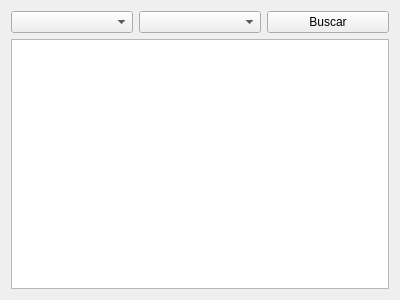
The window that ui_src/Asociacion/apriori.ui (elagabalus01/myner) describes before a commit, drawn with Qt 5.
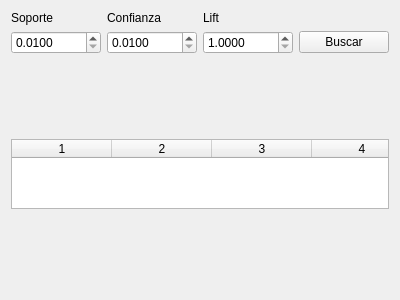
The same window after the commit.

Commit message: Corregido el apriori

Patch:
```diff
--- a/ui_src/Asociacion/apriori.ui
+++ b/ui_src/Asociacion/apriori.ui
@@ -14,21 +14,152 @@
    <string>Form</string>
   </property>
   <layout class="QGridLayout" name="gridLayout">
-   <item row="0" column="2">
-    <widget class="QPushButton" name="btn_gen_rules">
+   <item row="1" column="3">
+    <widget class="QPushButton" name="btn_gen_reglas">
      <property name="text">
       <string>Buscar</string>
      </property>
     </widget>
    </item>
+   <item row="0" column="2">
+    <widget class="QLabel" name="label">
+     <property name="sizePolicy">
+      <sizepolicy hsizetype="Preferred" vsizetype="Fixed">
+       <horstretch>0</horstretch>
+       <verstretch>0</verstretch>
+      </sizepolicy>
+     </property>
+     <property name="text">
+      <string>Lift</string>
+     </property>
+    </widget>
+   </item>
+   <item row="1" column="0">
+    <widget class="QDoubleSpinBox" name="soporte_in">
+     <property name="decimals">
+      <number>4</number>
+     </property>
+     <property name="minimum">
+      <double>0.010000000000000</double>
+     </property>
+     <property name="maximum">
+      <double>1.000000000000000</double>
+     </property>
+     <property name="singleStep">
+      <double>0.100000000000000</double>
+     </property>
+    </widget>
+   </item>
+   <item row="2" column="0" colspan="4" alignment="Qt::AlignHCenter|Qt::AlignVCenter">
+    <widget class="QTableWidget" name="rule_table">
+     <property name="verticalScrollBarPolicy">
+      <enum>Qt::ScrollBarAsNeeded</enum>
+     </property>
+     <property name="horizontalScrollBarPolicy">
+      <enum>Qt::ScrollBarAlwaysOff</enum>
+     </property>
+     <property name="sizeAdjustPolicy">
+      <enum>QAbstractScrollArea::AdjustToContents</enum>
+     </property>
+     <property name="editTriggers">
+      <set>QAbstractItemView::NoEditTriggers</set>
+     </property>
+     <property name="tabKeyNavigation">
+      <bool>false</bool>
+     </property>
+     <property name="showDropIndicator" stdset="0">
+      <bool>false</bool>
+     </property>
+     <property name="dragEnabled">
+      <bool>false</bool>
+     </property>
+     <property name="dragDropOverwriteMode">
+      <bool>false</bool>
+     </property>
+     <property name="alternatingRowColors">
+      <bool>false</bool>
+     </property>
+     <property name="selectionMode">
+      <enum>QAbstractItemView::NoSelection</enum>
+     </property>
+     <property name="selectionBehavior">
+      <enum>QAbstractItemView::SelectRows</enum>
+     </property>
+     <property name="sortingEnabled">
+      <bool>true</bool>
+     </property>
+     <property name="rowCount">
+      <number>0</number>
+     </property>
+     <property name="columnCount">
+      <number>4</number>
+     </property>
+     <attribute name="horizontalHeaderShowSortIndicator" stdset="0">
+      <bool>true</bool>
+     </attribute>
+     <column/>
+     <column/>
+     <column/>
+     <column/>
+    </widget>
+   </item>
    <item row="0" column="1">
-    <widget class="QComboBox" name="feature2_box"/>
+    <widget class="QLabel" name="label_2">
+     <property name="sizePolicy">
+      <sizepolicy hsizetype="Preferred" vsizetype="Fixed">
+       <horstretch>0</horstretch>
+       <verstretch>0</verstretch>
+      </sizepolicy>
+     </property>
+     <property name="text">
+      <string>Confianza</string>
+     </property>
+    </widget>
+   </item>
+   <item row="1" column="1">
+    <widget class="QDoubleSpinBox" name="confianza_in">
+     <property name="decimals">
+      <number>4</number>
+     </property>
+     <property name="minimum">
+      <double>0.010000000000000</double>
+     </property>
+     <property name="maximum">
+      <double>1.000000000000000</double>
+     </property>
+     <property name="singleStep">
+      <double>0.100000000000000</double>
+     </property>
+    </widget>
    </item>
    <item row="0" column="0">
-    <widget class="QComboBox" name="feature1_box"/>
+    <widget class="QLabel" name="label_3">
+     <property name="sizePolicy">
+      <sizepolicy hsizetype="Preferred" vsizetype="Fixed">
+       <horstretch>0</horstretch>
+       <verstretch>0</verstretch>
+      </sizepolicy>
+     </property>
+     <property name="text">
+      <string>Soporte</string>
+     </property>
+    </widget>
    </item>
-   <item row="1" column="0" colspan="3">
-    <widget class="QListWidget" name="listWidget"/>
+   <item row="1" column="2">
+    <widget class="QDoubleSpinBox" name="lift_in">
+     <property name="decimals">
+      <number>4</number>
+     </property>
+     <property name="minimum">
+      <double>1.000000000000000</double>
+     </property>
+     <property name="maximum">
+      <double>10.000000000000000</double>
+     </property>
+     <property name="singleStep">
+      <double>0.100000000000000</double>
+     </property>
+    </widget>
    </item>
   </layout>
  </widget>
```
Left out of the diff: 3 changed lines with no effect on the pictures. The commit also changes 11 other files.
